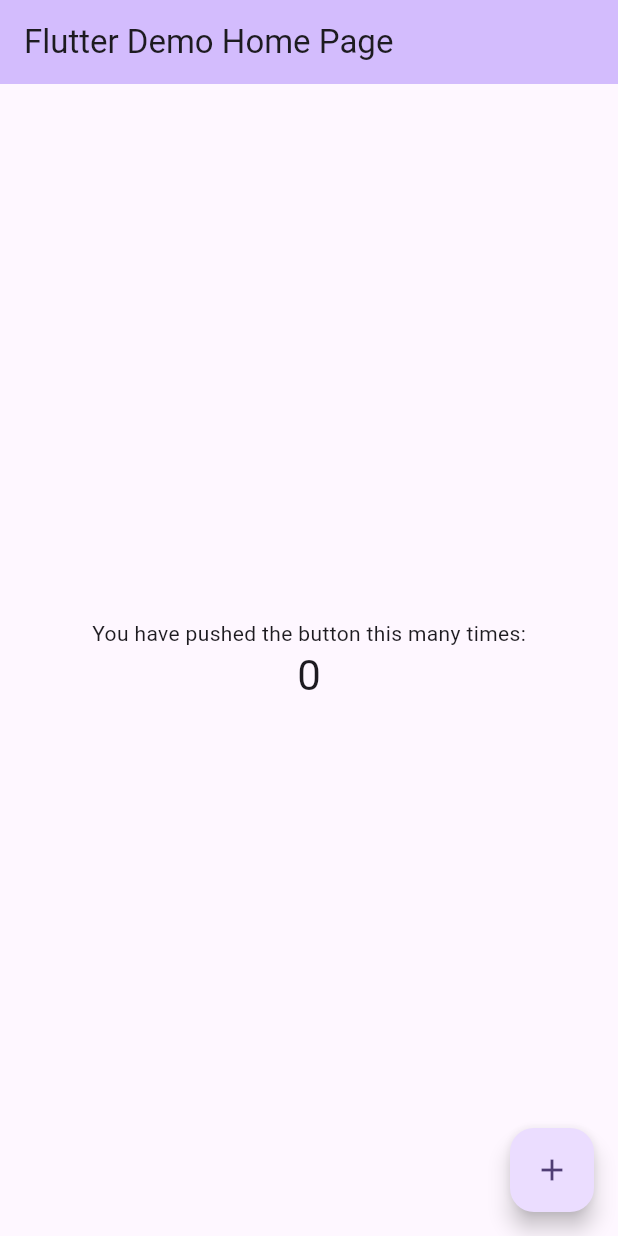
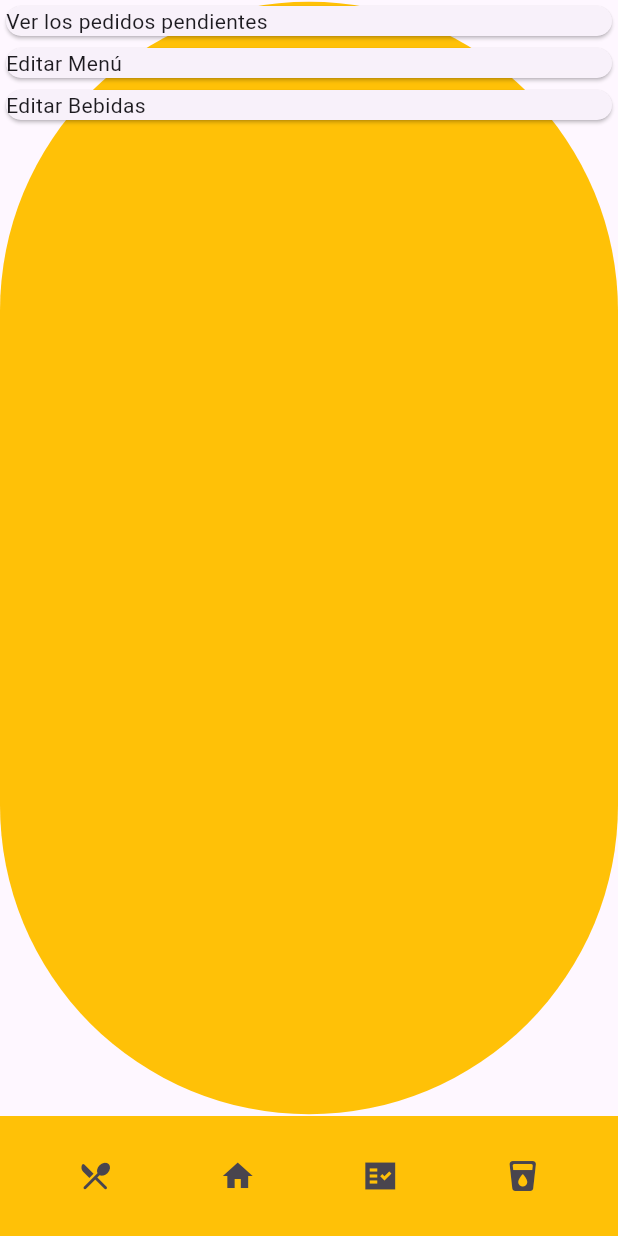
Before and after one commit to vico19912/proyecto_tisoar, a Flutter app: the screen it shows after launch, on a phone screen of 412 x 824 dp. Run offline on Flutter 3.47's test engine with Material 3 defaults, Android fonts, the phone set to English and light mode, and no system bars.

Commit message:
Inicio pantalla de main admin

```diff
--- a/lib/main.dart
+++ b/lib/main.dart
@@ -1,4 +1,5 @@
 import 'package:flutter/material.dart';
+import 'package:proyecto_tisoar/views/screens/main_admin.dart';
 
 void main() {
   runApp(const MyApp());
@@ -12,63 +13,13 @@ class MyApp extends StatelessWidget {
   Widget build(BuildContext context) {
     return MaterialApp(
       title: 'Flutter Demo',
+      debugShowCheckedModeBanner: false,
       theme: ThemeData(
-
         colorScheme: ColorScheme.fromSeed(seedColor: Colors.deepPurple),
         useMaterial3: true,
       ),
-      home: const MyHomePage(title: 'Flutter Demo Home Page'),
+      home: const MainAdminScreen(),
+
     );
   }
 }
-
-class MyHomePage extends StatefulWidget {
-  const MyHomePage({super.key, required this.title});
-
-  final String title;
-
-  @override
-  State<MyHomePage> createState() => _MyHomePageState();
-}
-
-class _MyHomePageState extends State<MyHomePage> {
-  int _counter = 0;
-
-  void _incrementCounter() {
-    setState(() {
-
-      _counter++;
-    });
-  }
-
-  @override
-  Widget build(BuildContext context) {
-
-    return Scaffold(
-      appBar: AppBar(
-        backgroundColor: Theme.of(context).colorScheme.inversePrimary,
-        title: Text(widget.title),
-      ),
-      body: Center(
-
-        child: Column(
-          mainAxisAlignment: MainAxisAlignment.center,
-          children: <Widget>[
-            const Text(
-              'You have pushed the button this many times:',
-            ),
-            Text(
-              '$_counter',
-              style: Theme.of(context).textTheme.headlineMedium,
-            ),
-          ],
-        ),
-      ),
-      floatingActionButton: FloatingActionButton(
-        onPressed: _incrementCounter,
-        tooltip: 'Increment',
-        child: const Icon(Icons.add),
-      ), // This trailing comma makes auto-formatting nicer for build methods.
-    );
-  }
-}
--- /dev/null
+++ b/lib/views/screens/main_admin.dart
@@ -0,0 +1,16 @@
+import 'package:flutter/material.dart';
+import 'package:proyecto_tisoar/views/screens/widget/main_admin/body.dart';
+import 'package:proyecto_tisoar/views/screens/widget/main_admin/bottom_bar.dart';
+
+class MainAdminScreen extends StatelessWidget {
+  const MainAdminScreen
+({super.key});
+
+  @override
+  Widget build(BuildContext context) {
+    return Scaffold(
+      body: mainAdminBody(context),
+      bottomNavigationBar: bottomBarAdmin(),
+    );
+  }
+}
--- /dev/null
+++ b/lib/views/screens/widget/main_admin/body.dart
@@ -0,0 +1,34 @@
+import 'package:flutter/material.dart';
+
+Widget mainAdminBody(BuildContext context) {
+  return Stack(
+    children: [
+        Center(
+          child: Container(
+            width: MediaQuery.of(context).size.width * 1.9,
+            height: MediaQuery.of(context).size.width * 1.8,
+            decoration: BoxDecoration(
+              borderRadius: BorderRadius.vertical(
+                top: Radius.circular(390),
+                bottom: Radius.circular(390)
+              ),
+              color: Colors.amber
+            ),
+          ),
+        ),
+      ListView(
+        children: [
+          Card(
+            child: Text('Ver los pedidos pendientes'),
+          ),
+          Card(
+            child: Text('Editar Menú'),
+          ),
+          Card(
+            child: Text('Editar Bebidas'),
+          ),
+        ],
+      )
+    ],
+  );
+}
--- /dev/null
+++ b/lib/views/screens/widget/main_admin/bottom_bar.dart
@@ -0,0 +1,26 @@
+import 'package:flutter/material.dart';
+
+Widget bottomBarAdmin() {
+  return BottomAppBar(
+      shape: CircularNotchedRectangle(),
+      color: Colors.amber, // Color de fondo de la barra
+      notchMargin: 6.0,
+      child: Row(
+        mainAxisAlignment: MainAxisAlignment.spaceAround,
+        children: [
+          IconButton(
+            icon: Icon(Icons.local_dining_rounded),
+            onPressed: () => {},
+          ),
+          IconButton(
+            icon: Icon(Icons.home),
+            onPressed: () => {print('Hola')},
+          ), // Espacio para el botón flotante
+          IconButton(
+            icon: Icon(Icons.fact_check_sharp),
+            onPressed: () => {},
+          ),
+          IconButton(onPressed: () => {}, icon: Icon(Icons.local_drink_rounded))
+        ],
+      ));
+}
```
